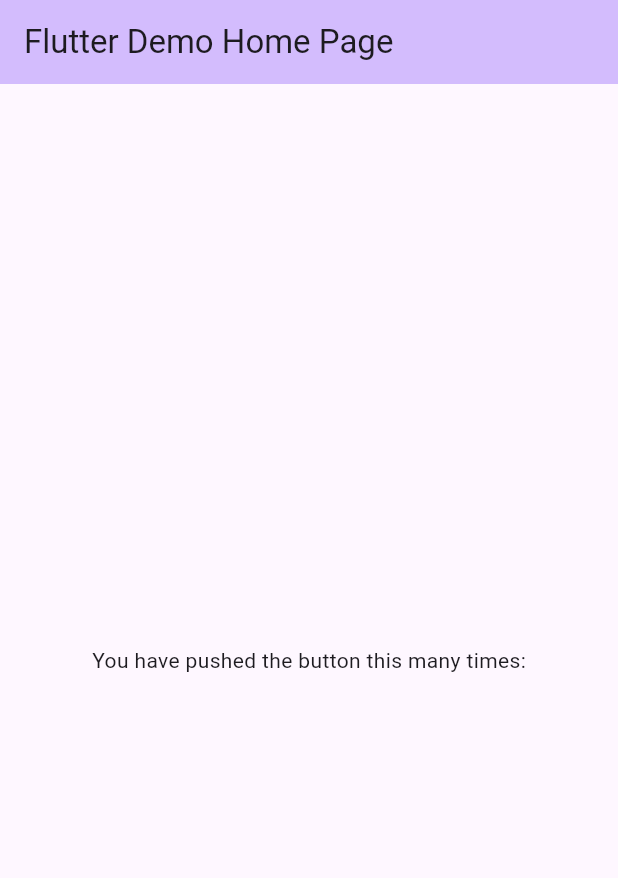
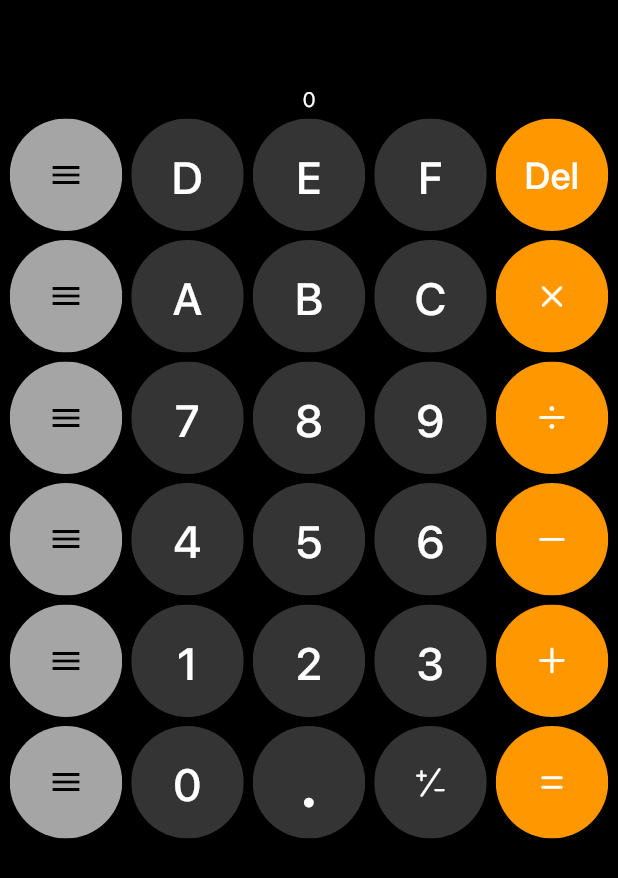
Before and after one commit to DymNomZ/BaseNCalc, a Flutter app: the screen it shows after launch, on a phone screen of 412 x 824 dp. Shown: the top 878 px of the screen. Run offline on Flutter 3.47's test engine with Material 3 defaults, Android fonts, the light colour scheme and no system bars.

Commit message:
Completed 50% of the UI, added basic function to concatenate display value

```diff
--- /dev/null
+++ b/lib/classes/button_row.dart
@@ -0,0 +1,33 @@
+import 'package:flutter/material.dart';
+
+class ButtonRow extends StatefulWidget {
+
+  final Widget first;
+  final Widget second;
+  final Widget third;
+  final Widget fourth;
+  final Widget fifth;
+
+  const ButtonRow({required this.first, required this.second, required this.third,
+  required this.fourth, required this.fifth, super.key});
+
+  @override
+  State<ButtonRow> createState() => _ButtonRowState();
+}
+
+class _ButtonRowState extends State<ButtonRow> {
+
+  @override
+  Widget build(BuildContext context) {
+    return Row(
+      mainAxisAlignment: MainAxisAlignment.center,
+      children: [
+        widget.first,
+        widget.second,
+        widget.third,
+        widget.fourth,
+        widget.fifth
+      ],
+    );
+  }
+}
--- /dev/null
+++ b/lib/classes/calc_button.dart
@@ -0,0 +1,69 @@
+import 'package:base_n_calculator/classes/ios_style_text.dart';
+import 'package:base_n_calculator/variables.dart';
+import 'package:flutter/material.dart';
+
+class CalcButton extends StatefulWidget {
+  //Made entirely by me: DymNomZ
+  final double? size;
+  final double? pad;
+  final IconData? icon;
+  final String? text;
+  final double? textSize;
+  final double? textPad;
+  final Color? color;
+  final Color? iconColor;
+  final Widget? child;
+
+  const CalcButton({this.size, this.pad, this.icon, this.text,
+  this.textSize, this.textPad, this.color, this.iconColor, this.child, super.key});
+
+  @override
+  State<CalcButton> createState() => _CalcButtonState();
+}
+
+class _CalcButtonState extends State<CalcButton> {
+
+  @override
+  Widget build(BuildContext context) {
+    return Padding(
+      padding: EdgeInsets.all(widget.pad ?? 3),
+      child: ClipOval(
+        child: Material(
+          color: widget.color ?? const Color(0xFF343434),
+          child: InkWell(
+            splashColor: Colors.white,
+            onTap: () {
+              print(displayValue);
+              if(widget.text != null){
+                if(displayValue == '0'){
+                  setState(() {
+                    displayValue = widget.text!;
+                  });
+                  print(displayValue);
+                }
+                else{
+                  setState(() {
+                    displayValue += widget.text!;
+                    print(displayValue);
+                  });
+                }
+              }
+            },
+            child: SizedBox(
+              width: widget.size ?? 75,
+              height: widget.size ?? 75,
+            child: (widget.text != null)
+            ? IOStext(
+              text: widget.text!,
+              size: widget.textSize,
+              pad: widget.textPad)
+            : Icon(
+              widget.icon ?? Icons.menu,
+              color: widget.iconColor ?? Colors.white
+            )),
+          ),
+        ),
+      ),
+    );
+  }
+}
--- /dev/null
+++ b/lib/classes/calc_pad.dart
@@ -0,0 +1,65 @@
+import 'package:base_n_calculator/classes/button_row.dart';
+import 'package:base_n_calculator/classes/calc_button.dart';
+import 'package:flutter/cupertino.dart';
+import 'package:flutter/material.dart';
+
+class CalcPad extends StatefulWidget {
+  const CalcPad({super.key});
+
+  @override
+  State<CalcPad> createState() => _CalcPadState();
+}
+
+class _CalcPadState extends State<CalcPad> {
+  @override
+  Widget build(BuildContext context) {
+    return const Column(
+      mainAxisAlignment: MainAxisAlignment.end,
+      crossAxisAlignment: CrossAxisAlignment.center,
+      children: [
+        ButtonRow(
+          first: CalcButton(color: Color(0xFFA5A5A5), iconColor: Colors.black),
+          second: CalcButton(text: 'D'),
+          third: CalcButton(text: 'E'),
+          fourth: CalcButton(text: 'F'),
+          fifth: CalcButton(color: Color(0xFFFE9700), text: 'Del', textSize: 25, textPad: 20),
+        ),
+        ButtonRow(
+          first: CalcButton(color: Color(0xFFA5A5A5), iconColor: Colors.black),
+          second: CalcButton(text: 'A'),
+          third: CalcButton(text: 'B'),
+          fourth: CalcButton(text: 'C'),
+          fifth: CalcButton(color: Color(0xFFFE9700), icon: CupertinoIcons.multiply),
+        ),
+        ButtonRow(
+          first: CalcButton(color: Color(0xFFA5A5A5), iconColor: Colors.black),
+          second: CalcButton(text: '7'),
+          third: CalcButton(text: '8'),
+          fourth: CalcButton(text: '9'),
+          fifth: CalcButton(color: Color(0xFFFE9700), icon: CupertinoIcons.divide),
+        ),
+        ButtonRow(
+          first: CalcButton(color: Color(0xFFA5A5A5), iconColor: Colors.black),
+          second: CalcButton(text: '4'),
+          third: CalcButton(text: '5'),
+          fourth: CalcButton(text: '6'),
+          fifth: CalcButton(color: Color(0xFFFE9700), icon: CupertinoIcons.minus),
+        ),
+        ButtonRow(
+          first: CalcButton(color: Color(0xFFA5A5A5), iconColor: Colors.black),
+          second: CalcButton(text: '1'),
+          third: CalcButton(text: '2'),
+          fourth: CalcButton(text: '3'),
+          fifth: CalcButton(color: Color(0xFFFE9700), icon: CupertinoIcons.add),
+        ),
+        ButtonRow(
+          first: CalcButton(color: Color(0xFFA5A5A5), iconColor: Colors.black),
+          second: CalcButton(text: '0'),
+          third: CalcButton(text: '.', textSize: 50, textPad: 0),
+          fourth: CalcButton(icon: CupertinoIcons.plus_slash_minus),
+          fifth: CalcButton(color: Color(0xFFFE9700), icon: CupertinoIcons.equal),
+        ),
+      ],
+    );
+  }
+}
--- /dev/null
+++ b/lib/classes/custom_icon.dart
@@ -0,0 +1,20 @@
+import 'package:flutter/material.dart';
+
+class CustomIcon extends StatelessWidget {
+  //Made entirely by me: DymNomZ
+
+  final IconData icon;
+
+  const CustomIcon({required this.icon, super.key});
+
+  @override
+  Widget build(BuildContext context) {
+    return Padding(
+      padding: const EdgeInsets.only(top: 3.0),
+      child: Icon(
+        icon,
+        color: Colors.white,
+        size: 30),
+    );
+  }
+}
--- /dev/null
+++ b/lib/classes/ios_style_text.dart
@@ -0,0 +1,29 @@
+import 'package:flutter/material.dart';
+
+class IOStext extends StatelessWidget {
+  //Made entirely by me: DymNomZ
+  final String text;
+  final Color? color;
+  final double? size;
+  final double? pad;
+
+  get getText {
+    return text;
+  }
+
+  const IOStext({required this.text, this.color,
+  this.size, this.pad, super.key});
+
+  @override
+  Widget build(BuildContext context) {
+    return Padding(
+      padding: EdgeInsets.only(top: pad ?? 18),
+      child: Text(text,
+      style: TextStyle(
+        fontSize: size ?? 30,
+        fontWeight: FontWeight.w500,
+        color: color ?? Colors.white),
+      textAlign: TextAlign.center,),
+    );
+  }
+}
--- /dev/null
+++ b/lib/functions.dart
@@ -0,0 +1 @@
+import 'package:flutter/material.dart';
--- a/lib/main.dart
+++ b/lib/main.dart
@@ -1,3 +1,6 @@
+import 'package:base_n_calculator/classes/calc_pad.dart';
+import 'package:base_n_calculator/functions.dart';
+import 'package:base_n_calculator/variables.dart';
 import 'package:flutter/material.dart';
 
 void main() {
@@ -10,43 +13,41 @@
   @override
   Widget build(BuildContext context) {
     return MaterialApp(
-      title: 'Flutter Demo',
+      debugShowCheckedModeBanner: false,
+      title: 'Base-n Calculator',
       theme: ThemeData(
-        colorScheme: ColorScheme.fromSeed(seedColor: Colors.deepPurple),
+        colorScheme: ColorScheme.fromSeed(seedColor: Colors.white),
+        scaffoldBackgroundColor: Colors.black,
+        fontFamily: 'San Francisco',
         useMaterial3: true,
       ),
-      home: const MyHomePage(title: 'Flutter Demo Home Page'),
+      home: const Calc(),
     );
   }
 }
 
-class MyHomePage extends StatefulWidget {
-  const MyHomePage({super.key, required this.title});
-
-  final String title;
+class Calc extends StatefulWidget {
+  const Calc({super.key});
 
   @override
-  State<MyHomePage> createState() => _MyHomePageState();
+  State<Calc> createState() => _CalcState();
 }
 
-class _MyHomePageState extends State<MyHomePage> {
+class _CalcState extends State<Calc> {
+
+
 
   @override
   Widget build(BuildContext context) {
     return Scaffold(
       appBar: AppBar(
-        backgroundColor: Theme.of(context).colorScheme.inversePrimary,
-        title: Text(widget.title),
+        backgroundColor: Colors.black,
       ),
-      body: const Center(
-        child: Column(
-          mainAxisAlignment: MainAxisAlignment.center,
-          children: <Widget>[
-             Text(
-              'You have pushed the button this many times:',
-            ),
-          ],
-        ),
+      body: Column(
+        children: <Widget>[
+          Text(displayValue, style: TextStyle(color: Colors.white),),
+          CalcPad(),
+        ],
       ),
     );
   }
--- /dev/null
+++ b/lib/variables.dart
@@ -0,0 +1,2 @@
+
+String displayValue = '0';
```
Also changed, not shown: pubspec.yaml (+7 -6 lines), fonts/SF-Pro-Display-Light.otf (added), fonts/SF-Pro-Display-Medium.otf (added), fonts/SF-Pro-Display-Regular.otf (added), fonts/SF-Pro-Display-Thin.otf (added).
